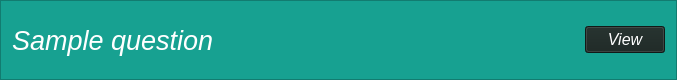
The window that src/views/ui/taskButton.ui (adibozzhanov/LeProgram) describes before a commit, drawn with Qt 5.
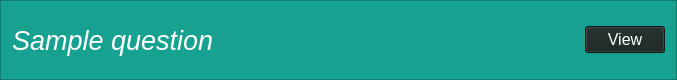
The same window after the commit.

Commit message: pushed un italic

What changed in the file:
```diff
--- a/src/views/ui/taskButton.ui
+++ b/src/views/ui/taskButton.ui
@@ -93,7 +93,7 @@
       <font>
        <family>Helvetica Neue</family>
        <pointsize>12</pointsize>
-       <italic>true</italic>
+       <italic>false</italic>
       </font>
      </property>
      <property name="styleSheet">
```
The commit also changes 16 other files.
